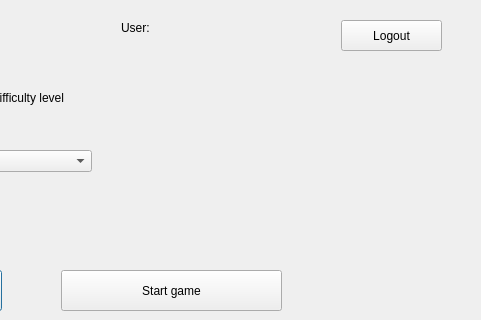
First picture: the form in Scrabble_GUI/Create_Game_GUI.ui, repository sobolak/scrabble, before the edit; both pictures show x 319 to 800 and y 0 to 320 of the 800 by 600 pixel window.
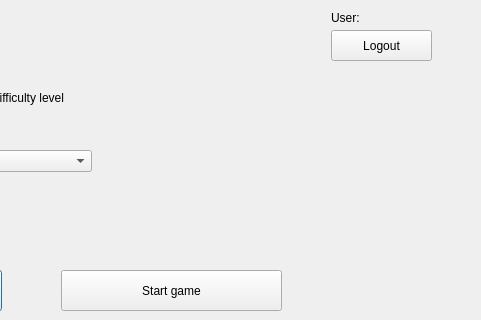
Second picture: the form after the edit.

Diff of the .ui file:
```diff
--- a/Scrabble_GUI/Create_Game_GUI.ui
+++ b/Scrabble_GUI/Create_Game_GUI.ui
@@ -36,19 +36,6 @@
     </rect>
    </property>
   </widget>
-  <widget class="QLabel" name="label_user">
-   <property name="geometry">
-    <rect>
-     <x>440</x>
-     <y>20</y>
-     <width>55</width>
-     <height>16</height>
-    </rect>
-   </property>
-   <property name="text">
-    <string>User:</string>
-   </property>
-  </widget>
   <widget class="QLabel" name="label_second_player">
    <property name="geometry">
     <rect>
@@ -88,19 +75,6 @@
     <string>Name</string>
    </property>
   </widget>
-  <widget class="QPushButton" name="pushButton_logout">
-   <property name="geometry">
-    <rect>
-     <x>660</x>
-     <y>20</y>
-     <width>101</width>
-     <height>31</height>
-    </rect>
-   </property>
-   <property name="text">
-    <string>Logout</string>
-   </property>
-  </widget>
   <widget class="QComboBox" name="comboBox_name">
    <property name="geometry">
     <rect>
@@ -140,8 +114,8 @@
   <widget class="QLabel" name="label_name">
    <property name="geometry">
     <rect>
-     <x>510</x>
-     <y>20</y>
+     <x>690</x>
+     <y>10</y>
      <width>55</width>
      <height>16</height>
     </rect>
@@ -150,6 +124,32 @@
     <string>&lt;login&gt;</string>
    </property>
   </widget>
+  <widget class="QPushButton" name="pushButton_logout">
+   <property name="geometry">
+    <rect>
+     <x>650</x>
+     <y>30</y>
+     <width>101</width>
+     <height>31</height>
+    </rect>
+   </property>
+   <property name="text">
+    <string>Logout</string>
+   </property>
+  </widget>
+  <widget class="QLabel" name="label_user">
+   <property name="geometry">
+    <rect>
+     <x>650</x>
+     <y>10</y>
+     <width>31</width>
+     <height>16</height>
+    </rect>
+   </property>
+   <property name="text">
+    <string>User:</string>
+   </property>
+  </widget>
  </widget>
  <layoutdefault spacing="6" margin="11"/>
  <resources/>
```
Left out of the diff: 13 changed lines with no effect on the pictures.
